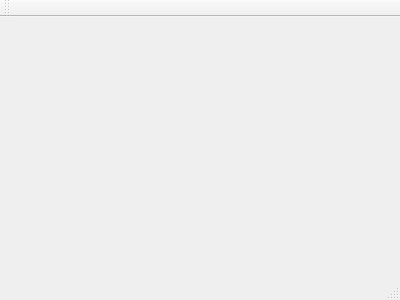
This is mainwindow.ui in cinemaouvert/OCT as Qt 5 draws it before an edit. The edited form follows.
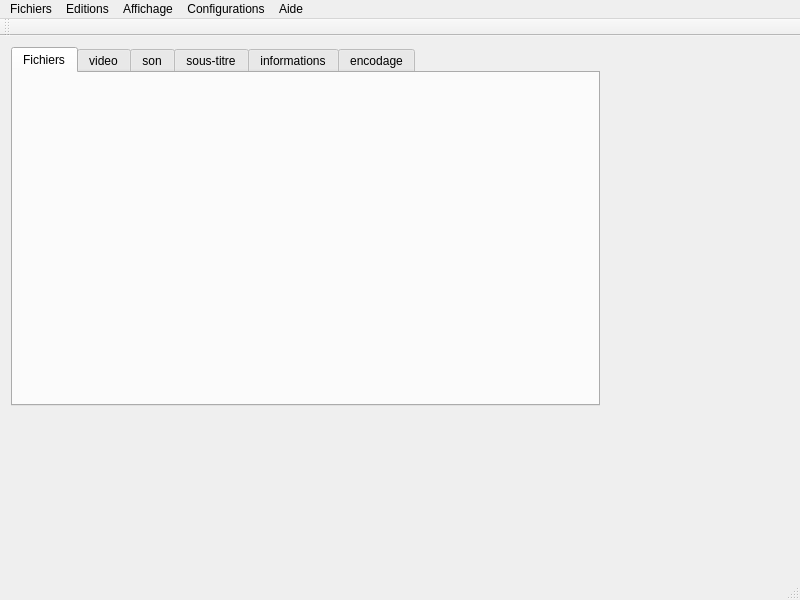
This is the edited form.

```diff
--- a/mainwindow.ui
+++ b/mainwindow.ui
@@ -1,24 +1,130 @@
 <ui version="4.0">
  <class>MainWindow</class>
- <widget class="QMainWindow" name="MainWindow" >
-  <property name="geometry" >
+ <widget class="QMainWindow" name="MainWindow">
+  <property name="geometry">
    <rect>
     <x>0</x>
     <y>0</y>
-    <width>400</width>
-    <height>300</height>
+    <width>800</width>
+    <height>600</height>
    </rect>
   </property>
   <property name="windowTitle" >
    <string>MainWindow</string>
   </property>
-  <widget class="QMenuBar" name="menuBar" />
-  <widget class="QToolBar" name="mainToolBar" />
-  <widget class="QWidget" name="centralWidget" />
-  <widget class="QStatusBar" name="statusBar" />
+  <widget class="QWidget" name="centralWidget">
+   <widget class="QWidget" name="horizontalLayoutWidget">
+    <property name="geometry">
+     <rect>
+      <x>0</x>
+      <y>0</y>
+      <width>611</width>
+      <height>381</height>
+     </rect>
+    </property>
+    <layout class="QHBoxLayout" name="horizontalLayout">
+     <item>
+      <widget class="QTabWidget" name="tabWidget">
+       <property name="currentIndex">
+        <number>0</number>
+       </property>
+       <widget class="QWidget" name="tab_files">
+        <attribute name="title">
+         <string>Fichiers</string>
+        </attribute>
+        <widget class="QWidget" name="horizontalLayoutWidget_2">
+         <property name="geometry">
+          <rect>
+           <x>-1</x>
+           <y>-1</y>
+           <width>551</width>
+           <height>331</height>
+          </rect>
+         </property>
+         <layout class="QHBoxLayout" name="horizontalLayout_2"/>
+        </widget>
+       </widget>
+       <widget class="QWidget" name="tab_video">
+        <attribute name="title">
+         <string>video</string>
+        </attribute>
+       </widget>
+       <widget class="QWidget" name="tab_sound">
+        <attribute name="title">
+         <string>son</string>
+        </attribute>
+       </widget>
+       <widget class="QWidget" name="tab_subtitle">
+        <attribute name="title">
+         <string>sous-titre</string>
+        </attribute>
+       </widget>
+       <widget class="QWidget" name="tab_infos">
+        <attribute name="title">
+         <string>informations</string>
+        </attribute>
+       </widget>
+       <widget class="QWidget" name="tab_encode">
+        <attribute name="title">
+         <string>encodage</string>
+        </attribute>
+       </widget>
+      </widget>
+     </item>
+    </layout>
+   </widget>
+  </widget>
+  <widget class="QMenuBar" name="menuBar">
+   <property name="geometry">
+    <rect>
+     <x>0</x>
+     <y>0</y>
+     <width>800</width>
+     <height>22</height>
+    </rect>
+   </property>
+   <widget class="QMenu" name="menuFichiers">
+    <property name="title">
+     <string>Fichiers</string>
+    </property>
+   </widget>
+   <widget class="QMenu" name="menuEditions">
+    <property name="title">
+     <string>Editions</string>
+    </property>
+   </widget>
+   <widget class="QMenu" name="menuAffichage">
+    <property name="title">
+     <string>Affichage</string>
+    </property>
+   </widget>
+   <widget class="QMenu" name="menuConfiguration">
+    <property name="title">
+     <string>Configurations</string>
+    </property>
+   </widget>
+   <widget class="QMenu" name="menuAide">
+    <property name="title">
+     <string>Aide</string>
+    </property>
+   </widget>
+   <addaction name="menuFichiers"/>
+   <addaction name="menuEditions"/>
+   <addaction name="menuAffichage"/>
+   <addaction name="menuConfiguration"/>
+   <addaction name="menuAide"/>
+  </widget>
+  <widget class="QToolBar" name="mainToolBar">
+   <attribute name="toolBarArea">
+    <enum>TopToolBarArea</enum>
+   </attribute>
+   <attribute name="toolBarBreak">
+    <bool>false</bool>
+   </attribute>
+  </widget>
+  <widget class="QStatusBar" name="statusBar"/>
  </widget>
- <layoutDefault spacing="6" margin="11" />
- <pixmapfunction></pixmapfunction>
+ <layoutdefault spacing="6" margin="11"/>
  <resources/>
  <connections/>
 </ui>
```
Left out of the diff: 3 changed lines with no effect on the pictures.
